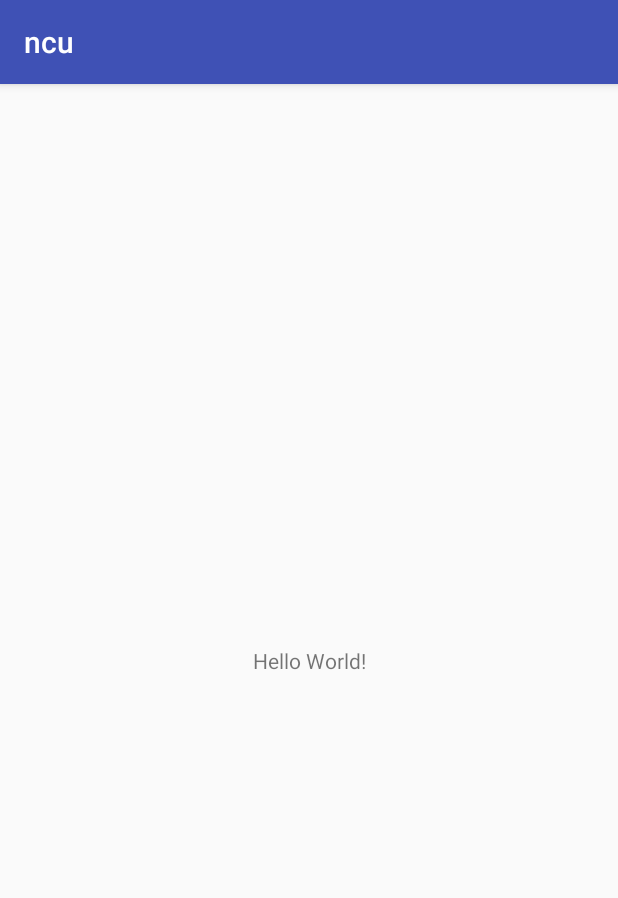
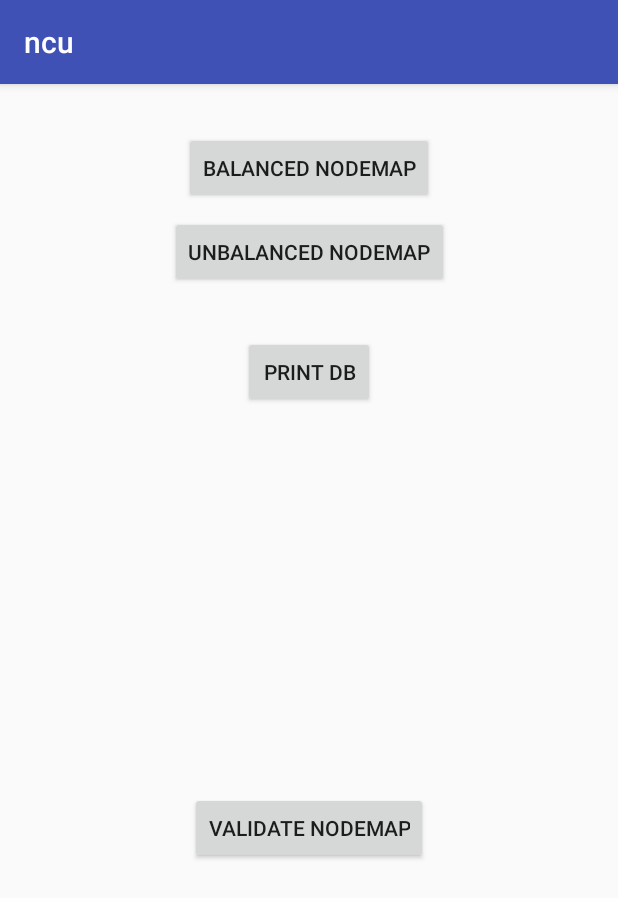
Before and after one commit to Frankie-Boy/ncu, an Android app: the screen it shows after launch (MainActivity), on a phone screen of 412 x 824 dp. Shown: the top 898 px of the screen. Run offline under Robolectric (Android 15) with nearby library versions, the phone set to English and light mode, and no system bars.

Commit message:
Created Activity Test suite & implemented empty onClick button methods

```diff
--- a/app/src/main/java/com/novoda/frankboylan/ncu/MainActivity.java
+++ b/app/src/main/java/com/novoda/frankboylan/ncu/MainActivity.java
@@ -3,10 +3,13 @@ package com.novoda.frankboylan.ncu;
 import android.content.res.AssetManager;
 import android.os.Bundle;
 import android.support.v7.app.AppCompatActivity;
+import android.view.View;
 
 import com.novoda.frankboylan.ncu.nodes.NodeMap;
 
 public class MainActivity extends AppCompatActivity {
+
+    private NodeMap nodeMap;
 
     @Override
     protected void onCreate(Bundle savedInstanceState) {
@@ -27,6 +30,18 @@ public class MainActivity extends AppCompatActivity {
         String cleanjsonData = fileValidator.clean(jsonData);
 
         NodeMapCreator nodeMapCreator = new NodeMapCreator();
-        NodeMap nodeMap = nodeMapCreator.createFromJsonString(cleanjsonData);
+        nodeMap = nodeMapCreator.createFromJsonString(cleanjsonData);
+    }
+
+    public void printDatabase(View view) {
+    }
+
+    public void loadUnbalancedNodeMap(View view) {
+    }
+
+    public void loadBalancedNodeMap(View view) {
+    }
+
+    public void validateNodeMap(View view) {
     }
 }
--- a/app/src/main/res/layout/activity_main.xml
+++ b/app/src/main/res/layout/activity_main.xml
@@ -7,13 +7,56 @@
         android:layout_height="match_parent"
         tools:context="com.novoda.frankboylan.ncu.MainActivity">
 
-    <TextView
-            android:layout_width="wrap_content"
-            android:layout_height="wrap_content"
-            android:text="Hello World!"
-            app:layout_constraintBottom_toBottomOf="parent"
-            app:layout_constraintLeft_toLeftOf="parent"
-            app:layout_constraintRight_toRightOf="parent"
-            app:layout_constraintTop_toTopOf="parent"/>
+    <Button
+      android:id="@+id/btnPrintDatabase"
+      android:layout_width="wrap_content"
+      android:layout_height="wrap_content"
+      android:layout_marginEnd="8dp"
+      android:layout_marginStart="8dp"
+      android:layout_marginTop="32dp"
+      android:text="Print DB"
+      android:onClick="printDatabase"
+      app:layout_constraintEnd_toEndOf="parent"
+      app:layout_constraintStart_toStartOf="parent"
+      app:layout_constraintTop_toBottomOf="@+id/btnLoadNodeMapBalanced3" />
 
+    <Button
+      android:id="@+id/btnLoadNodeMapBalanced3"
+      android:layout_width="wrap_content"
+      android:layout_height="wrap_content"
+      android:layout_marginEnd="8dp"
+      android:layout_marginStart="8dp"
+      android:layout_marginTop="8dp"
+      android:text="Unbalanced NodeMap"
+      android:onClick="loadUnbalancedNodeMap"
+      app:layout_constraintEnd_toEndOf="parent"
+      app:layout_constraintStart_toStartOf="parent"
+      app:layout_constraintTop_toBottomOf="@+id/btnLoadNodeMapBalanced2" />
+
+    <Button
+      android:id="@+id/btnLoadNodeMapBalanced2"
+      android:layout_width="wrap_content"
+      android:layout_height="wrap_content"
+      android:layout_marginEnd="8dp"
+      android:layout_marginStart="8dp"
+      android:layout_marginTop="32dp"
+      android:text="Balanced NodeMap"
+      android:onClick="loadBalancedNodeMap"
+      app:layout_constraintEnd_toEndOf="parent"
+      app:layout_constraintStart_toStartOf="parent"
+      app:layout_constraintTop_toTopOf="parent" />
+
+    <Button
+      android:id="@+id/btnValidateNodeMap"
+      android:layout_width="wrap_content"
+      android:layout_height="wrap_content"
+      android:layout_marginEnd="8dp"
+      android:layout_marginStart="8dp"
+      android:layout_marginTop="8dp"
+      android:text="Validate NodeMap"
+      android:onClick="validateNodeMap"
+      app:layout_constraintBottom_toBottomOf="parent"
+      app:layout_constraintEnd_toEndOf="parent"
+      app:layout_constraintStart_toStartOf="parent"
+      app:layout_constraintTop_toBottomOf="@+id/btnPrintDatabase" />
 </android.support.constraint.ConstraintLayout>
```
